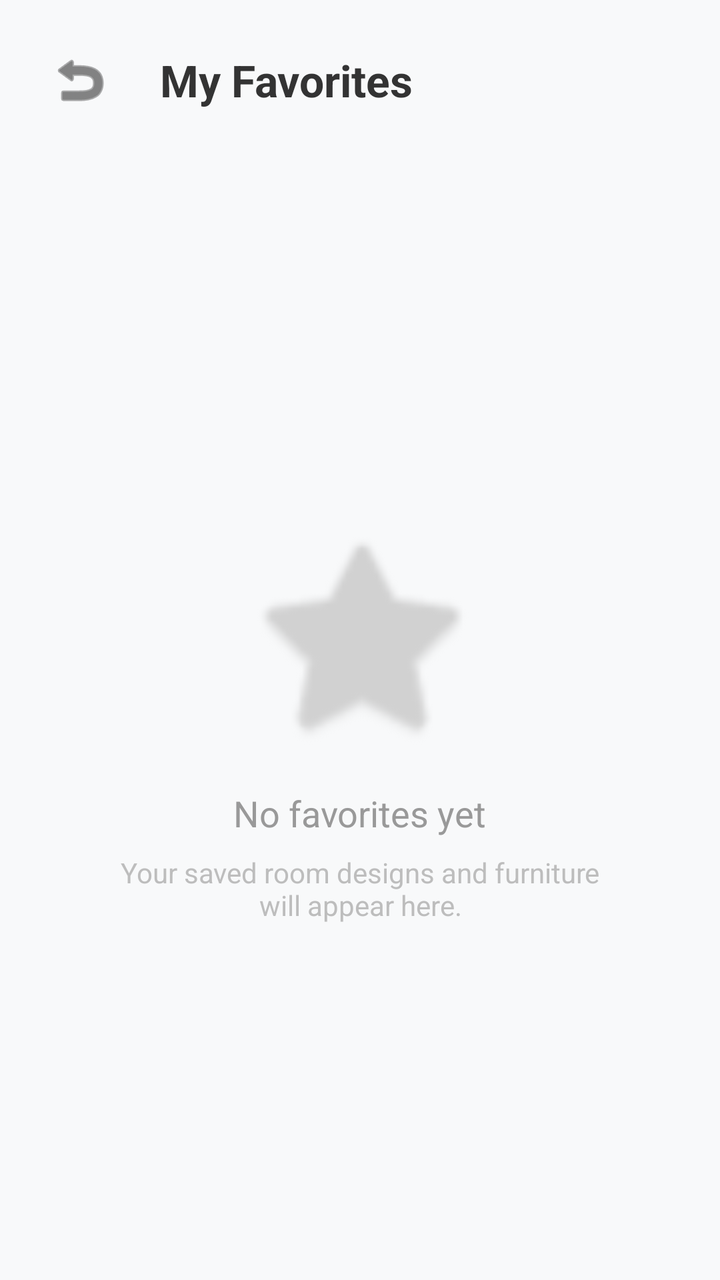
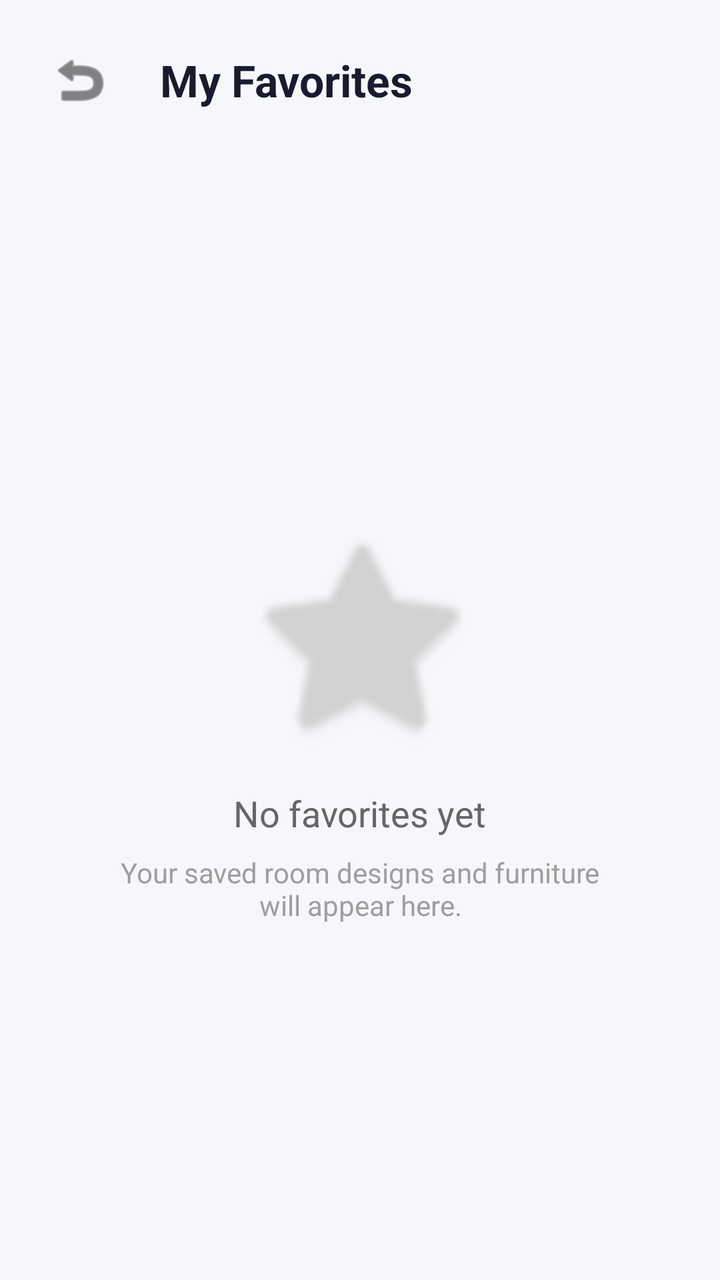

Compare the two renders of this Android layout. The source of the first and the diff that turns it into the second are given below.
<!-- AndroidManifest.xml: application theme Theme.Anthuria -->
<!-- res/layout/activity_favorites.xml -->
<?xml version="1.0" encoding="utf-8"?>
<androidx.constraintlayout.widget.ConstraintLayout xmlns:android="http://schemas.android.com/apk/res/android"
    xmlns:app="http://schemas.android.com/apk/res-auto"
    xmlns:tools="http://schemas.android.com/tools"
    android:layout_width="match_parent"
    android:layout_height="match_parent"
    android:background="#F8F9FA"
    tools:context=".FavoritesActivity">

    <LinearLayout
        android:id="@+id/header_layout"
        android:layout_width="match_parent"
        android:layout_height="wrap_content"
        android:orientation="horizontal"
        android:padding="16dp"
        android:gravity="center_vertical"
        app:layout_constraintTop_toTopOf="parent">

        <ImageButton
            android:id="@+id/btn_back"
            android:layout_width="48dp"
            android:layout_height="48dp"
            android:background="?attr/selectableItemBackgroundBorderless"
            android:src="@android:drawable/ic_menu_revert"
            app:tint="#333333" />

        <TextView
            android:layout_width="wrap_content"
            android:layout_height="wrap_content"
            android:text="My Favorites"
            android:textSize="22sp"
            android:textStyle="bold"
            android:textColor="#333333"
            android:layout_marginStart="16dp"/>
    </LinearLayout>

    <LinearLayout
        android:id="@+id/empty_state"
        android:layout_width="wrap_content"
        android:layout_height="wrap_content"
        android:orientation="vertical"
        android:gravity="center"
        app:layout_constraintBottom_toBottomOf="parent"
        app:layout_constraintEnd_toEndOf="parent"
        app:layout_constraintStart_toStartOf="parent"
        app:layout_constraintTop_toBottomOf="@id/header_layout">

        <ImageView
            android:layout_width="120dp"
            android:layout_height="120dp"
            android:src="@android:drawable/btn_star_big_off"
            app:tint="#D1D1D1" />

        <TextView
            android:layout_width="wrap_content"
            android:layout_height="wrap_content"
            android:layout_marginTop="16dp"
            android:text="No favorites yet"
            android:textSize="18sp"
            android:textColor="#999999" />

        <TextView
            android:layout_width="250dp"
            android:layout_height="wrap_content"
            android:text="Your saved room designs and furniture will appear here."
            android:textAlignment="center"
            android:layout_marginTop="8dp"
            android:textColor="#BDBDBD" />
    </LinearLayout>

    <androidx.recyclerview.widget.RecyclerView
        android:id="@+id/recycler_favorites"
        android:layout_width="match_parent"
        android:layout_height="0dp"
        android:visibility="gone"
        app:layout_constraintBottom_toBottomOf="parent"
        app:layout_constraintTop_toBottomOf="@id/header_layout" />

</androidx.constraintlayout.widget.ConstraintLayout>
<!-- resources referenced by this layout -->
<resources>
  <style name="Theme.Anthuria" parent="Base.Theme.Anthuria" />
  <style name="Base.Theme.Anthuria" parent="Theme.Material3.DayNight.NoActionBar">
          
          
      </style>
</resources>

<!-- the commit's change to res/layout/activity_favorites.xml (unified diff, before → after) -->
@@ -4,7 +4,7 @@
     xmlns:tools="http://schemas.android.com/tools"
     android:layout_width="match_parent"
     android:layout_height="match_parent"
-    android:background="#F8F9FA"
+    android:background="@color/background_primary"
     tools:context=".FavoritesActivity">
 
     <LinearLayout
@@ -22,7 +22,7 @@
             android:layout_height="48dp"
             android:background="?attr/selectableItemBackgroundBorderless"
             android:src="@android:drawable/ic_menu_revert"
-            app:tint="#333333" />
+            app:tint="@color/icon_tint" />
 
         <TextView
             android:layout_width="wrap_content"
@@ -30,7 +30,7 @@
             android:text="My Favorites"
             android:textSize="22sp"
             android:textStyle="bold"
-            android:textColor="#333333"
+            android:textColor="@color/text_primary"
             android:layout_marginStart="16dp"/>
     </LinearLayout>
 
@@ -49,7 +49,7 @@
             android:layout_width="120dp"
             android:layout_height="120dp"
             android:src="@android:drawable/btn_star_big_off"
-            app:tint="#D1D1D1" />
+            app:tint="@color/icon_tint_disabled" />
 
         <TextView
             android:layout_width="wrap_content"
@@ -57,7 +57,7 @@
             android:layout_marginTop="16dp"
             android:text="No favorites yet"
             android:textSize="18sp"
-            android:textColor="#999999" />
+            android:textColor="@color/text_secondary" />
 
         <TextView
             android:layout_width="250dp"
@@ -65,7 +65,7 @@
             android:text="Your saved room designs and furniture will appear here."
             android:textAlignment="center"
             android:layout_marginTop="8dp"
-            android:textColor="#BDBDBD" />
+            android:textColor="@color/text_hint" />
     </LinearLayout>
 
     <androidx.recyclerview.widget.RecyclerView
<!-- resource entries referenced after the edit -->
@@ -1,9 +1,23 @@
 <!-- resources referenced by this layout -->
 <resources>
+  <color name="background_primary">#F5F7FA</color>
+  <color name="icon_tint">#333333</color>
+  <color name="icon_tint_disabled">#D1D1D1</color>
+  <color name="text_hint">#9E9E9E</color>
+  <color name="text_primary">#1A1A2E</color>
+  <color name="text_secondary">#666666</color>
   <style name="Theme.Anthuria" parent="Base.Theme.Anthuria" />
   <style name="Base.Theme.Anthuria" parent="Theme.Material3.DayNight.NoActionBar">
-          
-          
+          <item name="colorPrimary">@color/brand_blue</item>
+          <item name="colorOnPrimary">@color/white</item>
+          <item name="colorSurface">@color/background_card</item>
+          <item name="colorOnSurface">@color/text_primary</item>
+          <item name="android:colorBackground">@color/background_primary</item>
+          <item name="colorOutline">@color/divider</item>
       </style>
+  <color name="brand_blue">#4ABAED</color>
+  <color name="white">#FFFFFFFF</color>
+  <color name="background_card">#FFFFFF</color>
+  <color name="divider">#EEEEEE</color>
 </resources>
 
